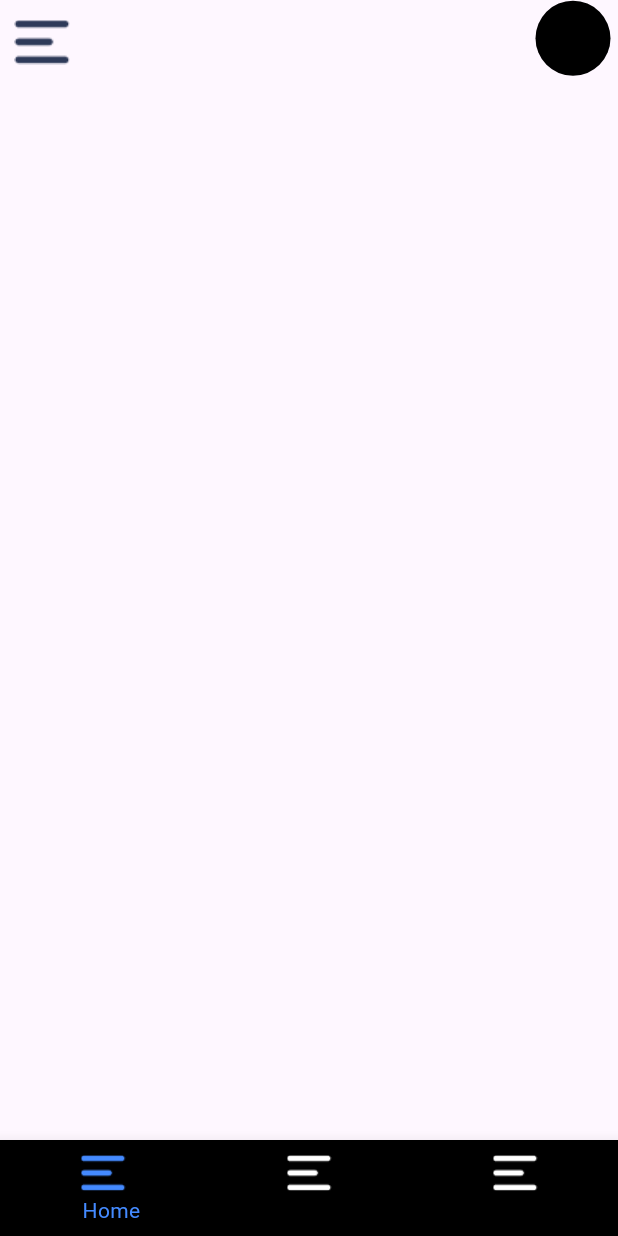
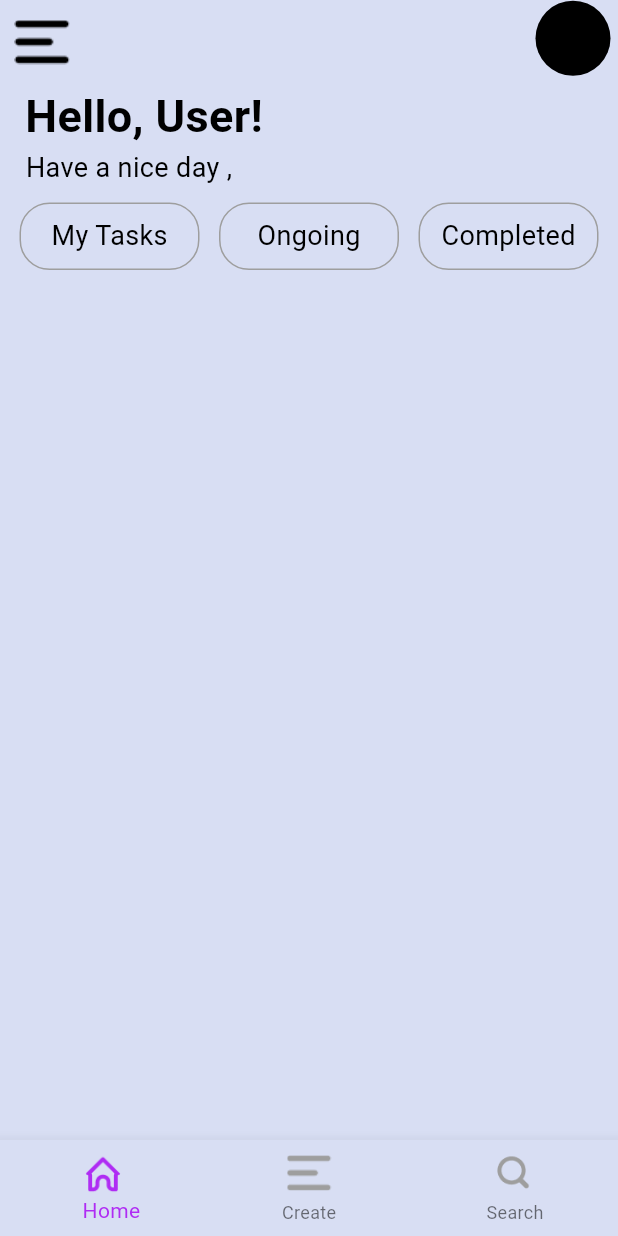
Before and after one commit to Nived-Manoj/Tasky-App, a Flutter app: the Home screen opened directly, on a phone screen of 412 x 824 dp. Run offline on Flutter 3.47's test engine with Material 3 defaults, Android fonts, the phone set to English and light mode, and no system bars; our stand-ins replace lottie.

Commit message:
initial committ

```diff
--- a/lib/utils/color_constant.dart
+++ b/lib/utils/color_constant.dart
@@ -4,4 +4,7 @@ class ColorConstant {
   static Color primaryRed = Color(0xFFFF3A44);
   static Color primaryBlue = Colors.blueAccent;
   static Color Black = Colors.black;
+  static Color mainbg = Color(0XFFD8DEF3);
+  static Color white = Colors.white;
+  static Color grey = Colors.grey;
 }
--- a/lib/view/bottom_nav.dart
+++ b/lib/view/bottom_nav.dart
@@ -1,3 +1,5 @@
+import 'dart:ui';
+
 import 'package:flutter/material.dart';
 import 'package:mainproject_tasky/view/create_task.dart';
 import 'package:mainproject_tasky/view/home_screen.dart';
@@ -26,9 +28,9 @@ class _HomeScreenState extends State<HomeScreen> {
       body: WidgetList[SelectedIndex],
       bottomNavigationBar: BottomNavigationBar(
         currentIndex: SelectedIndex,
-        backgroundColor: Colors.black,
-        selectedItemColor: ColorConstant.primaryBlue,
-        unselectedIconTheme: IconThemeData(color: Colors.white),
+        backgroundColor: Color(0XFFD8DEF3),
+        selectedItemColor: Color(0XFFAF2CF3),
+        unselectedIconTheme: IconThemeData(color: Colors.grey),
         type: BottomNavigationBarType.fixed,
         onTap: (index) {
           SelectedIndex = index;
@@ -37,7 +39,7 @@ class _HomeScreenState extends State<HomeScreen> {
         items: [
           BottomNavigationBarItem(
               icon: ImageIcon(
-                AssetImage('assets/icons/Group (1).png'),
+                AssetImage('assets/icons/home.png'),
                 size: 30,
               ),
               label: "   Home"),
@@ -49,7 +51,7 @@ class _HomeScreenState extends State<HomeScreen> {
               label: "Create"),
           BottomNavigationBarItem(
               icon: ImageIcon(
-                AssetImage('assets/icons/Group (1).png'),
+                AssetImage('assets/icons/search.png'),
                 size: 30,
               ),
               label: "Search"),
--- a/lib/view/home_screen.dart
+++ b/lib/view/home_screen.dart
@@ -1,5 +1,7 @@
 import 'package:flutter/material.dart';
 import 'package:mainproject_tasky/utils/color_constant.dart';
+import 'package:mainproject_tasky/view/profile.dart';
+import 'package:mainproject_tasky/view/settings.dart';
 
 class Home extends StatelessWidget {
   const Home({super.key});
@@ -7,12 +9,21 @@ class Home extends StatelessWidget {
   @override
   Widget build(BuildContext context) {
     return Scaffold(
+      backgroundColor: ColorConstant.mainbg,
       appBar: AppBar(
+        backgroundColor: ColorConstant.mainbg,
         leading: InkWell(
           child: Image.asset(
+            color: ColorConstant.Black,
             'assets/icons/Group (1).png',
           ),
-          onTap: () {},
+          onTap: () {
+            Navigator.push(
+                context,
+                MaterialPageRoute(
+                  builder: (context) => Settings(),
+                ));
+          },
         ),
         actions: [
           InkWell(
@@ -23,8 +34,97 @@ class Home extends StatelessWidget {
                 radius: 25,
               ),
             ),
-            onTap: () {},
+            onTap: () {
+              Navigator.push(
+                  context,
+                  MaterialPageRoute(
+                    builder: (context) => Profile(),
+                  ));
+            },
           )
+        ],
+      ),
+      body: Column(
+        children: [
+          Padding(
+            padding: const EdgeInsets.only(right: 220),
+            child: Text("Hello, User!",
+                style: TextStyle(
+                  color: ColorConstant.Black,
+                  fontSize: 30,
+                  fontWeight: FontWeight.w600,
+                )),
+          ),
+          Padding(
+            padding: const EdgeInsets.only(right: 240),
+            child: Text("Have a nice day ,",
+                style: TextStyle(
+                  color: ColorConstant.Black,
+                  fontSize: 18,
+                )),
+          ),
+          Padding(
+            padding: const EdgeInsets.symmetric(vertical: 10),
+            child: Row(
+              mainAxisAlignment: MainAxisAlignment.spaceEvenly,
+              children: [
+                InkWell(
+                  child: Container(
+                    width: 120,
+                    height: 45,
+                    decoration: BoxDecoration(
+                      borderRadius: BorderRadius.circular(20),
+                      border: Border.all(color: ColorConstant.grey),
+                    ),
+                    child: Center(
+                      child: Text("My Tasks",
+                          style: TextStyle(
+                            color: ColorConstant.Black,
+                            fontSize: 18,
+                          )),
+                    ),
+                  ),
+                  onTap: () {},
+                ),
+                InkWell(
+                  child: Container(
+                    width: 120,
+                    height: 45,
+                    decoration: BoxDecoration(
+                      borderRadius: BorderRadius.circular(20),
+                      border: Border.all(color: ColorConstant.grey),
+                    ),
+                    child: Center(
+                      child: Text("Ongoing",
+                          style: TextStyle(
+                            color: ColorConstant.Black,
+                            fontSize: 18,
+                          )),
+                    ),
+                  ),
+                  onTap: () {},
+                ),
+                InkWell(
+                  child: Container(
+                    width: 120,
+                    height: 45,
+                    decoration: BoxDecoration(
+                      borderRadius: BorderRadius.circular(20),
+                      border: Border.all(color: ColorConstant.grey),
+                    ),
+                    child: Center(
+                      child: Text("Completed",
+                          style: TextStyle(
+                            color: ColorConstant.Black,
+                            fontSize: 18,
+                          )),
+                    ),
+                  ),
+                  onTap: () {},
+                ),
+              ],
+            ),
+          ),
         ],
       ),
     );
--- a/lib/view/profile.dart
+++ b/lib/view/profile.dart
@@ -0,0 +1,17 @@
+import 'package:flutter/material.dart';
+
+class Profile extends StatelessWidget {
+  const Profile({super.key});
+
+  @override
+  Widget build(BuildContext context) {
+    return Scaffold(
+      appBar: AppBar(
+        leading: BackButton(
+          style: ButtonStyle(iconSize: MaterialStatePropertyAll(30)),
+          onPressed: () => Navigator.of(context).pop(),
+        ),
+      ),
+    );
+  }
+}
--- a/lib/view/settings.dart
+++ b/lib/view/settings.dart
@@ -5,6 +5,13 @@ class Settings extends StatelessWidget {
 
   @override
   Widget build(BuildContext context) {
-    return Scaffold();
+    return Scaffold(
+      appBar: AppBar(
+        leading: BackButton(
+          style: ButtonStyle(iconSize: MaterialStatePropertyAll(30)),
+          onPressed: () => Navigator.of(context).pop(),
+        ),
+      ),
+    );
   }
 }
```
Also changed, not shown: assets/icons/home.png (added), assets/icons/search.png (added).
